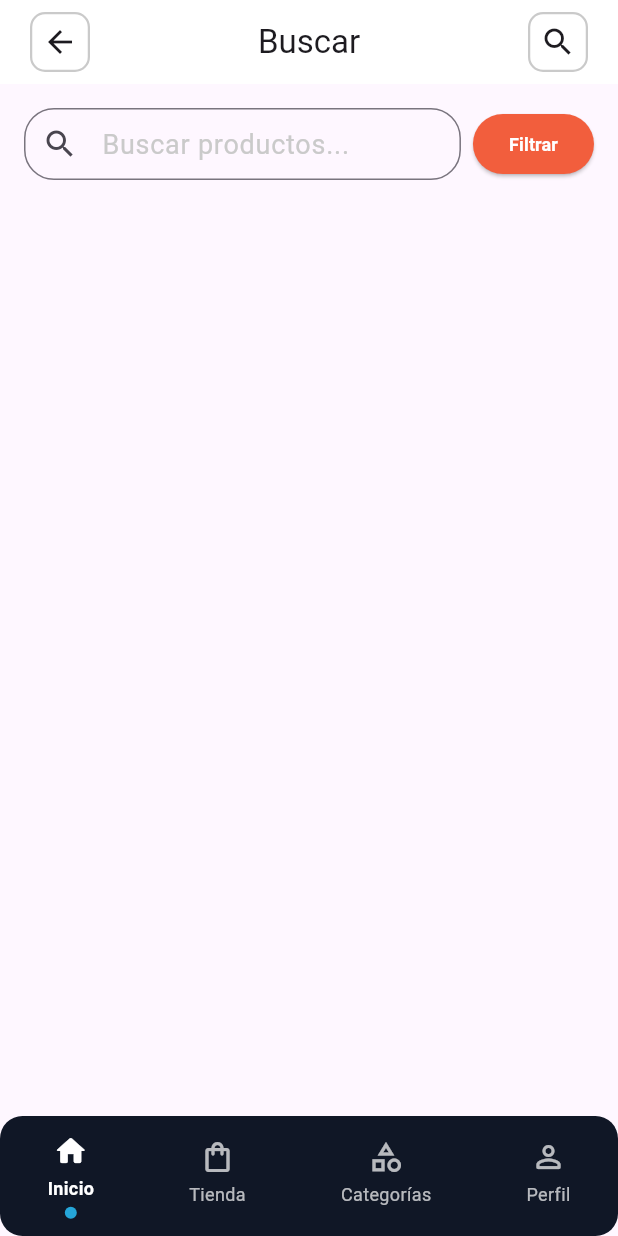
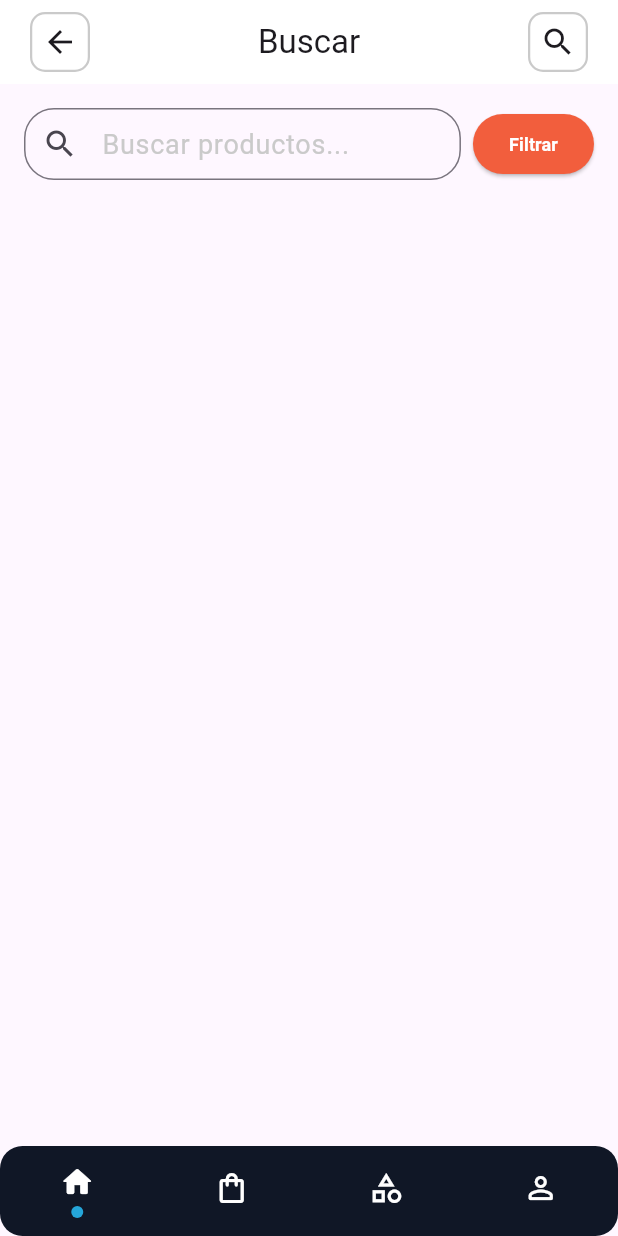
Before and after one commit to Marisolperez22/atomic_desing_system, a Flutter app: the BasicLayoutTemplate screen opened directly with empty values, after a tap on the "search" icon, on a phone screen of 412 x 824 dp. Run offline on Flutter 3.47's test engine with Material 3 defaults, Android fonts, the phone set to English and light mode, and no system bars; our stand-ins replace flutter_svg; Roboto replaces fonts that are missing (Montserrat).

Commit message:
Navigation bar

```diff
--- a/atomic_design_system/lib/organisms/bar_navigation_bottom.dart
+++ b/atomic_design_system/lib/organisms/bar_navigation_bottom.dart
@@ -11,13 +11,14 @@ import '../foundations/atomic_system_colors_foundation.dart';
 /// See also:
 /// - [AnimatedSwitcher], for icon transition effects
 /// - [AtomicSystemColorsFoundation], for color system reference
-import 'package:flutter/material.dart';
-
 class BarNavigationBottom extends StatefulWidget {
   /// Callback when any navigation item is tapped
-  final void Function(int)? onBottomBarTap;
+  ///
+  /// Can be used to trigger additional actions when navigation occurs.
+  /// The actual navigation state is managed internally by the widget.
+  final void Function()? onBottomBarTap;
 
-  const BarNavigationBottom({super.key, this.onBottomBarTap});
+  const BarNavigationBottom({super.key, required this.onBottomBarTap});
 
   @override
   State<BarNavigationBottom> createState() => _BarNavigationBottomState();
@@ -26,26 +27,10 @@ class BarNavigationBottom extends StatefulWidget {
 class _BarNavigationBottomState extends State<BarNavigationBottom> {
   int _currentIndex = 0;
 
-  // Nombres para cada ítem de navegación
-  final List<String> _itemTitles = [
-    'Inicio',
-    'Tienda',
-    'Categorías',
-    'Perfil',
-  ];
-
-  // Rutas correspondientes a cada ítem
-  final List<String> _routeNames = [
-    '/home',
-    '/shop',
-    '/categories',
-    '/profile',
-  ];
-
   @override
   Widget build(BuildContext context) {
     return Container(
-      height: 80, // Aumenté la altura para acomodar los títulos
+      height: 60,
       decoration: BoxDecoration(
         borderRadius: BorderRadius.circular(15.0),
         color: AtomicSystemColorsFoundation.primaryColor,
@@ -74,38 +59,20 @@ class _BarNavigationBottomState extends State<BarNavigationBottom> {
     final isSelected = _currentIndex == index;
 
     return GestureDetector(
-      onTap: () {
-        setState(() => _currentIndex = index);
-
-        // Navegación a la ruta correspondiente
-        Navigator.of(context).pushNamed(_routeNames[index]);
-
-        // Opcional: llamar al callback si existe
-        if (widget.onBottomBarTap != null) {
-          widget.onBottomBarTap!(index);
-        }
-      },
+      onTap: () => setState(() => _currentIndex = index),
       child: Column(
         mainAxisAlignment: MainAxisAlignment.center,
         children: [
           AnimatedSwitcher(
             duration: const Duration(milliseconds: 300),
             transitionBuilder:
-                (child, animation) => ScaleTransition(scale: animation, child: child),
+                (child, animation) =>
+                    ScaleTransition(scale: animation, child: child),
             child: Icon(
               size: 24,
               isSelected ? activeIcon : icon,
               key: ValueKey<bool>(isSelected),
-              color: isSelected ? Colors.white : Colors.white.withOpacity(0.7),
-            ),
-          ),
-          const SizedBox(height: 4),
-          Text(
-            _itemTitles[index],
-            style: TextStyle(
-              color: isSelected ? Colors.white : Colors.white.withOpacity(0.7),
-              fontSize: 12,
-              fontWeight: isSelected ? FontWeight.bold : FontWeight.normal,
+              color: isSelected ? Colors.white : Colors.white,
             ),
           ),
           const SizedBox(height: 4),
```
